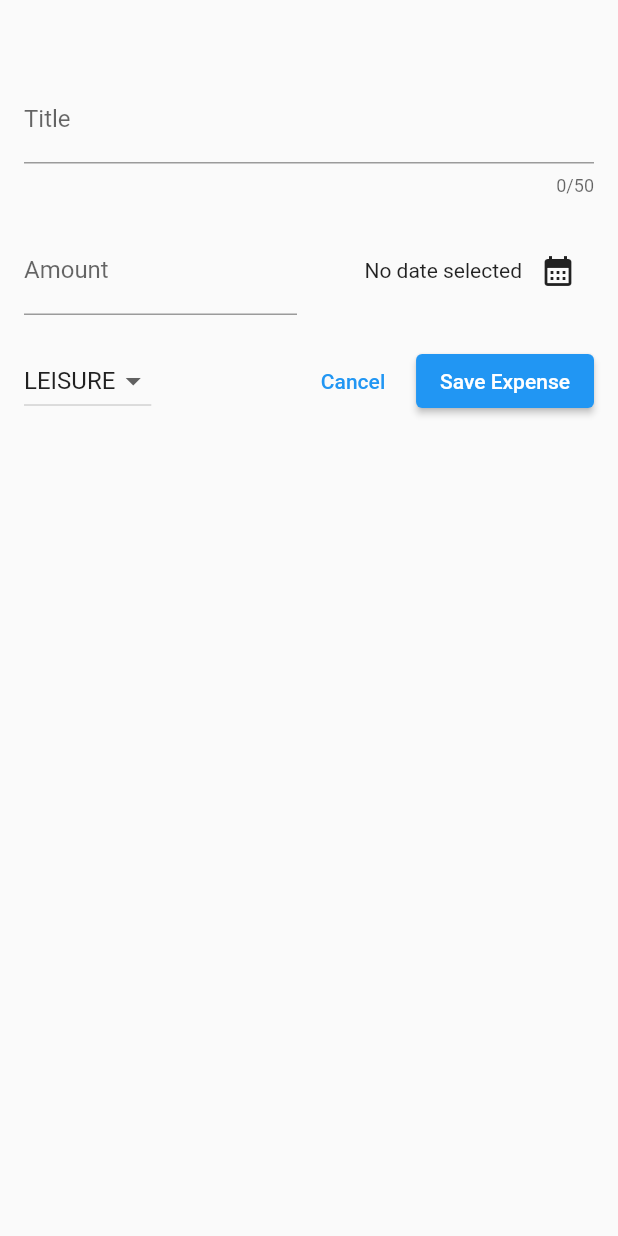
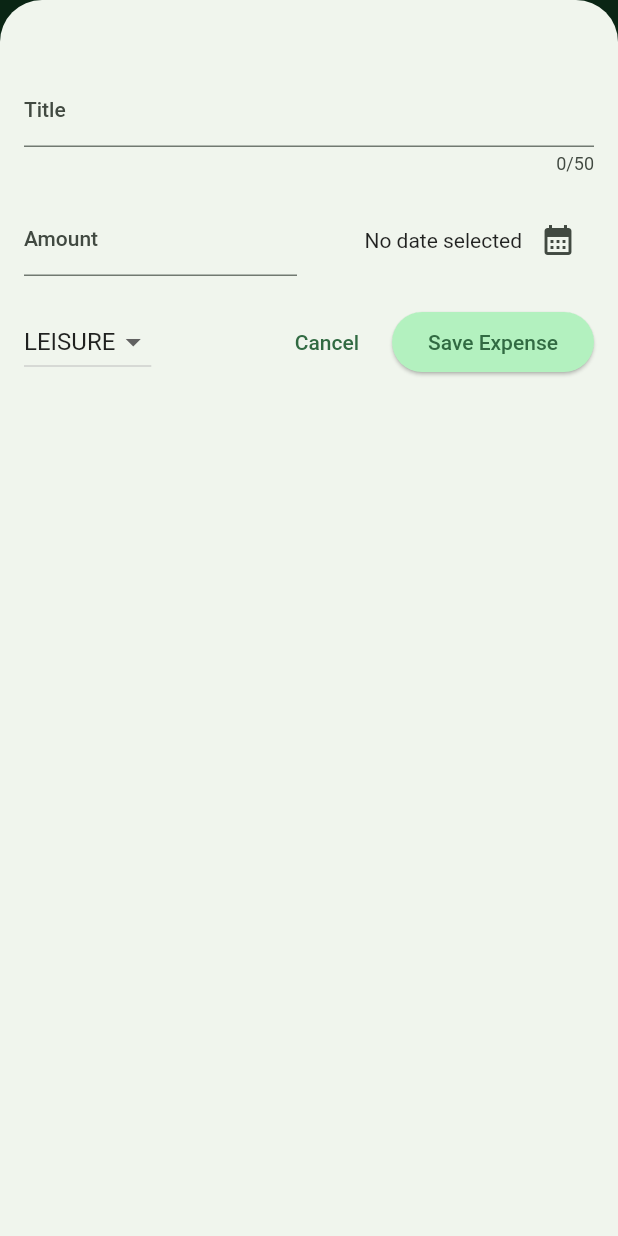
Before and after one commit to SandyCooper/Flutter-Expense-Tracker-App, a Flutter app: the screen it shows after launch, after a tap on the "add" icon, on a phone screen of 412 x 824 dp. Run offline on Flutter 3.47's test engine with Material 2 defaults, Android fonts, the phone set to English and light mode, and no system bars.

Commit message:
Dismissible widget,snackbar,theme setting in main,dart file,using common color scheme method, using common text theme

```diff
--- a/lib/expenses.dart
+++ b/lib/expenses.dart
@@ -43,8 +43,38 @@ class _ExpensesState extends State<Expenses> {
     });
   }
 
+  void removeExistingExpense(Expense expense) {
+    final registeredExpenseIndex = registeredExpenses.indexOf(expense);
+    setState(() {
+      registeredExpenses.remove(expense);
+    });
+    ScaffoldMessenger.of(context).showSnackBar(
+      SnackBar(
+        content: const Text("Item Deleted"),
+        duration: const Duration(seconds: 3),
+        action: SnackBarAction(
+          label: "Undo",
+          onPressed: () {
+            setState(() {
+              registeredExpenses.insert(registeredExpenseIndex, expense);
+            });
+          },
+        ),
+      ),
+    );
+  }
+
   @override
   Widget build(context) {
+    Widget mainContent = const Center(
+      child: Text("No item listed. Add some expense to track"),
+    );
+    if (registeredExpenses.isNotEmpty) {
+      mainContent = ExpensesList(
+        expenses: registeredExpenses,
+        onRemoveExpense: removeExistingExpense,
+      );
+    }
     return Scaffold(
       appBar: AppBar(
         title: const Text("Flutter Expense Tracker"),
@@ -59,9 +89,7 @@ class _ExpensesState extends State<Expenses> {
         children: [
           const Text("Chart Area"),
           Expanded(
-            child: ExpensesList(
-              expenses: registeredExpenses,
-            ),
+            child: mainContent,
           ),
         ],
       ),
--- a/lib/expenses_list.dart
+++ b/lib/expenses_list.dart
@@ -3,15 +3,26 @@ import 'package:expense_tracker/models/expense.dart';
 import 'package:flutter/material.dart';
 
 class ExpensesList extends StatelessWidget {
-  const ExpensesList({super.key, required this.expenses});
+  const ExpensesList({
+    super.key,
+    required this.expenses,
+    required this.onRemoveExpense,
+  });
 
   final List<Expense> expenses;
+  final void Function(Expense expense) onRemoveExpense;
 
   @override
   Widget build(context) {
     return ListView.builder(
       itemCount: expenses.length,
-      itemBuilder: (ctx, index) => ExpenseItems(expenses[index]),
+      itemBuilder: (ctx, index) => Dismissible(
+        key: ValueKey(expenses[index]),
+        onDismissed: (direction) {
+          onRemoveExpense(expenses[index]);
+        },
+        child: ExpenseItems(expenses[index]),
+      ),
     );
   }
 }
--- a/lib/main.dart
+++ b/lib/main.dart
@@ -2,10 +2,39 @@ import 'package:flutter/material.dart';
 
 import 'package:expense_tracker/expenses.dart';
 
+var kColorScheme = ColorScheme.fromSeed(
+  seedColor: const Color.fromARGB(255, 56, 181, 104),
+);
+
 void main() {
   runApp(
-    const MaterialApp(
-      home: Expenses(),
+    MaterialApp(
+      theme: ThemeData().copyWith(
+        useMaterial3: true,
+        colorScheme: kColorScheme,
+        appBarTheme: const AppBarTheme().copyWith(
+          backgroundColor: kColorScheme.onPrimaryContainer,
+          foregroundColor: kColorScheme.primaryContainer,
+        ),
+        cardTheme: const CardTheme().copyWith(
+          color: kColorScheme.secondaryContainer,
+          margin: const EdgeInsets.symmetric(
+            horizontal: 16,
+            vertical: 8,
+          ),
+        ),
+        elevatedButtonTheme: ElevatedButtonThemeData(
+          style: ElevatedButton.styleFrom(
+            backgroundColor: kColorScheme.primaryContainer,
+          ),
+        ),
+        textTheme: ThemeData().textTheme.copyWith(
+              titleLarge: const TextStyle(
+                fontSize: 17,
+              ),
+            ),
+      ),
+      home: const Expenses(),
     ),
   );
 }
```
